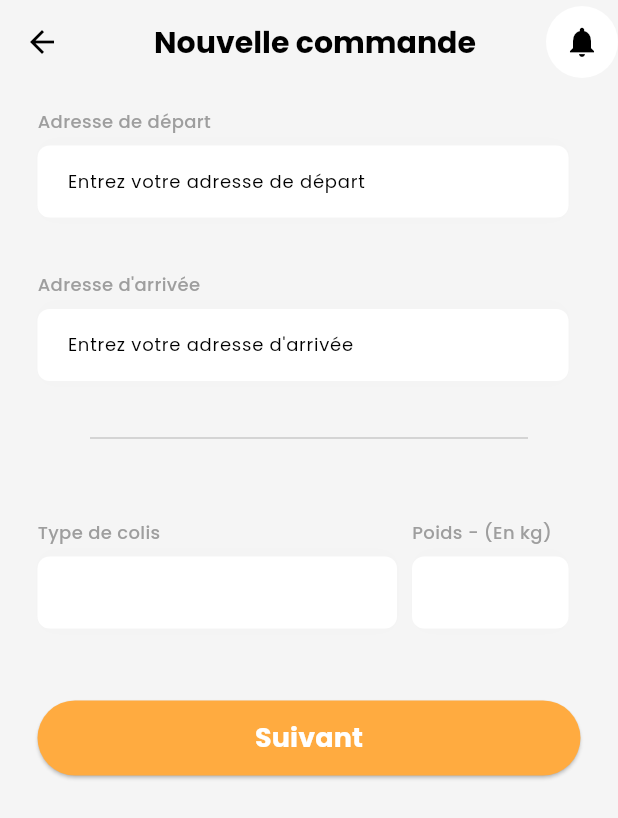
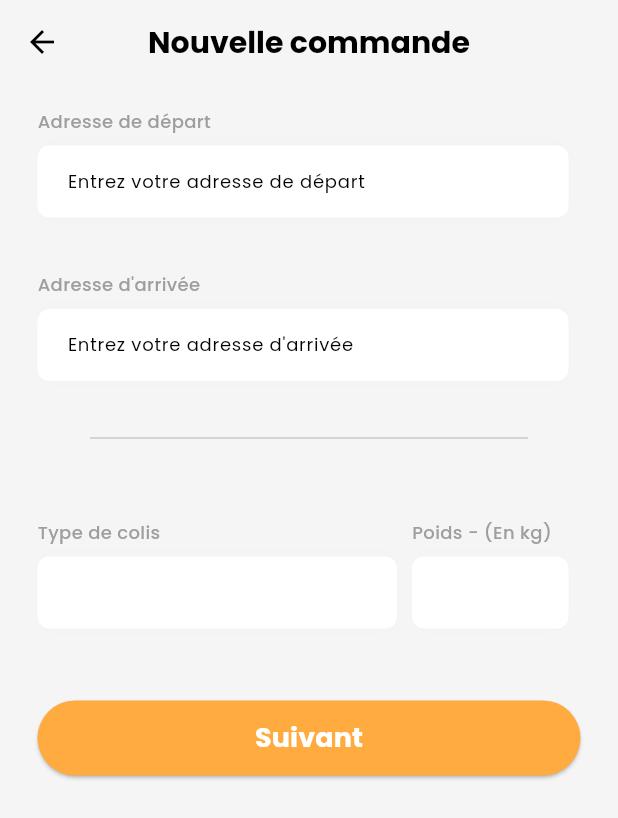
Before and after one commit to frwk/challenge_delivery_flutter, a Flutter app: the CreateOrderScreen screen opened by its route, on a phone screen of 412 x 824 dp. Shown: the top 818 px of the screen. Run offline on Flutter 3.47's test engine with Material 3 defaults, Android fonts, the phone set to English and light mode, and no system bars; drawn by our look-alikes of flutter_form_builder; our stand-ins replace bloc, firebase_core, firebase_messaging, flutter_bloc, flutter_dotenv, flutter_local_notifications and 5 more; missing offline and left inert: android_intent_plus; accounts and stored records are empty; Roboto replaces fonts that are missing (Poppins).

Commit message:
fix delivery creation

```diff
--- a/lib/bloc/order/order_event.dart
+++ b/lib/bloc/order/order_event.dart
@@ -4,21 +4,17 @@ part of 'order_bloc.dart';
 abstract class OrderEvent {}
 
 class OrderAddressEvent extends OrderEvent {
-  final String departureAddress;
-  final String arrivalAddress;
+  final String pickupAddress;
+  final String dropoffAddress;
   final String packageType;
   final String packageWeight;
 
-  OrderAddressEvent(
-      this.departureAddress,
-      this.arrivalAddress,
-      this.packageType,
-      this.packageWeight
-      );
+  OrderAddressEvent(this.pickupAddress, this.dropoffAddress, this.packageType, this.packageWeight);
 }
 
 class OrderConfirmedEvent extends OrderEvent {
   final Order order;
+  final int clientId;
 
-  OrderConfirmedEvent(this.order);
+  OrderConfirmedEvent(this.order, this.clientId);
 }
--- a/lib/common/constant.dart
+++ /dev/null
@@ -1,2 +0,0 @@
-
-const String apiKey = 'AIzaSyCcrB9SKlQE8HekRgLiijbRe2qTM8UI0e4';
--- a/lib/models/order.dart
+++ b/lib/models/order.dart
@@ -1,37 +1,20 @@
-import 'package:challenge_delivery_flutter/models/address.dart';
-import 'package:challenge_delivery_flutter/models/user.dart';
-
 class Order {
-  // final int id;
-  // final String reference;
-  // final String status;
-  final String departureAddress;
-  final String arrivalAddress;
+  final String pickupAddress;
+  final String dropoffAddress;
   final String packageType;
   final String packageWeight;
-  // final User client;
-  // final User deliveryMan;
-  // final String date;
-  // final String total;
 
   const Order({
-    // required this.id,
-    // required this.reference,
-    // required this.status,
-    // required this.date,
-    // required this.total,
-    required this.departureAddress,
-    required this.arrivalAddress,
+    required this.pickupAddress,
+    required this.dropoffAddress,
     required this.packageType,
     required this.packageWeight,
-    // required this.client,
-    // required this.deliveryMan,
   });
 
   factory Order.fromJson(Map<String, dynamic> json) => Order(
       // id: json["id"] ?? 0,
-      departureAddress: json["departureAddress"] ?? '',
-      arrivalAddress: json["arrivalAddress"] ?? '',
+      pickupAddress: json["pickupAddress"] ?? '',
+      dropoffAddress: json["dropoffAddress"] ?? '',
       packageType: json["packageType"] ?? '',
       packageWeight: json["packageWeight"] ?? '');
 }
--- a/lib/themes/light_mode.dart
+++ b/lib/themes/light_mode.dart
@@ -8,7 +8,7 @@ ThemeData lightMode() {
     ),
     colorScheme: ColorScheme.light(
       background: Colors.grey.shade100,
-      primary: Colors.white,
+      primary: const Color(0xFFFFCC80),
       secondary: Colors.grey.shade400,
       inversePrimary: Colors.grey.shade700,
     ),
--- a/lib/views/order/create_order_screen.dart
+++ b/lib/views/order/create_order_screen.dart
@@ -1,5 +1,4 @@
 import 'package:challenge_delivery_flutter/atoms/button_atom.dart';
-import 'package:challenge_delivery_flutter/common/constant.dart';
 import 'package:challenge_delivery_flutter/components/input_component.dart';
 import 'package:challenge_delivery_flutter/components/my_location_list_tile.dart';
 import 'package:challenge_delivery_flutter/enums/message_type_enum.dart';
@@ -11,8 +10,10 @@ import 'package:challenge_delivery_flutter/utils/network_utility.dart';
 import 'package:challenge_delivery_flutter/views/order/order_summary.dart';
 import 'package:challenge_delivery_flutter/widgets/layouts/app_bar.dart';
 import 'package:flutter/material.dart';
+import 'package:flutter_dotenv/flutter_dotenv.dart';
 import 'package:flutter_form_builder/flutter_form_builder.dart';
 import 'package:flutter_bloc/flutter_bloc.dart';
+import 'package:form_builder_validators/form_builder_validators.dart';
 
 import '../../bloc/order/order_bloc.dart';
 
@@ -28,12 +29,11 @@ class _CreateOrderScreenState extends State<CreateOrderScreen> {
 
   List<AutocompletePrediction> departurePlacePredictions = [];
   List<AutocompletePrediction> arrivalPlacePredictions = [];
-  final TextEditingController _departureAddressController = TextEditingController();
-  final TextEditingController _arrivalAddressController = TextEditingController();
+  final TextEditingController _pickupAddressController = TextEditingController();
+  final TextEditingController _dropoffAddressController = TextEditingController();
   AutocompletePrediction? selectedDeparturePrediction;
-  bool isOnChangedActiveForArrivalAddress = true;
-  bool isOnChangedActiveForDepartureAddress = true;
-
+  bool isOnChangedActiveForDropoffAddress = true;
+  bool isOnChangedActiveForPickupAddress = true;
 
   Future<void> placeAutocomplete(String query, String addressType) async {
     if (query.isEmpty) {
@@ -41,36 +41,32 @@ class _CreateOrderScreenState extends State<CreateOrderScreen> {
     }
 
     try {
-      Uri uri = Uri.https(
-          'maps.googleapis.com',
-          'maps/api/place/autocomplete/json',
-          {
+      Uri uri = Uri.https('maps.googleapis.com', 'maps/api/place/autocomplete/json', {
         'input': query,
-            'key': apiKey
-          }
-      );
+        'key': dotenv.env['GOOGLE_API_KEY']!,
+      });
 
-      String ?response;
+      String? response;
 
-      if(query.isNotEmpty) {
+      if (query.isNotEmpty) {
         response = await NetworkUtility.fetchUrl(uri);
       }
 
-      if(response != null ) {
+      if (response != null) {
         PlaceAutocompleteResponse result = PlaceAutocompleteResponse.parseAutocompleteResult(response);
 
-        if(result.predictions != null ) {
-          if(addressType == 'departure' && isOnChangedActiveForDepartureAddress) {
+        if (result.predictions != null) {
+          if (addressType == 'departure' && isOnChangedActiveForPickupAddress) {
             setState(() {
               departurePlacePredictions = result.predictions!;
-              isOnChangedActiveForDepartureAddress = false;
+              isOnChangedActiveForPickupAddress = false;
             });
           }
 
-          if(addressType == 'arrival' && isOnChangedActiveForArrivalAddress) {
+          if (addressType == 'arrival' && isOnChangedActiveForDropoffAddress) {
             setState(() {
               arrivalPlacePredictions = result.predictions!;
-              isOnChangedActiveForArrivalAddress = false;
+              isOnChangedActiveForDropoffAddress = false;
             });
           }
         }
@@ -81,33 +77,29 @@ class _CreateOrderScreenState extends State<CreateOrderScreen> {
   }
 
   void onPlaceSelected(AutocompletePrediction place, String addressType) {
-
-      if(addressType == 'departure' && !isOnChangedActiveForDepartureAddress) {
-
+    if (addressType == 'departure' && !isOnChangedActiveForPickupAddress) {
       setState(() {
-          _departureAddressController.text = place.description!;
+        _pickupAddressController.text = place.description!;
         departurePlacePredictions.clear();
       });
     }
 
-      if(addressType == 'arrival' && !isOnChangedActiveForArrivalAddress) {
-
+    if (addressType == 'arrival' && !isOnChangedActiveForDropoffAddress) {
       setState(() {
-          _arrivalAddressController.text = place.description!;
+        _dropoffAddressController.text = place.description!;
         arrivalPlacePredictions = [];
       });
     }
   }
 
-  void dispose () {
-    _departureAddressController.dispose();
-    _arrivalAddressController.dispose();
+  void dispose() {
+    _pickupAddressController.dispose();
+    _dropoffAddressController.dispose();
     super.dispose();
   }
 
   @override
   Widget build(BuildContext context) {
-
     final orderBloc = BlocProvider.of<OrderBloc>(context);
 
     return BlocListener<OrderBloc, OrderState>(
@@ -140,7 +132,7 @@ class _CreateOrderScreenState extends State<CreateOrderScreen> {
               children: [
                 // Adresse de départ
                 buildAddressInput(
-                  controller: _departureAddressController,
+                  controller: _pickupAddressController,
                   onChanged: (value) async => await placeAutocomplete(value, 'departure'),
                   name: 'departure',
                   label: 'Adresse de départ',
@@ -148,13 +140,13 @@ class _CreateOrderScreenState extends State<CreateOrderScreen> {
                   displayPlaceholder: true,
                   predictions: departurePlacePredictions.map((e) => e.description!).toList(),
                   onTap: (prediction) => onPlaceSelected(prediction as AutocompletePrediction, 'departure'),
-                  isOnChangedActive: isOnChangedActiveForDepartureAddress,
+                  isOnChangedActive: isOnChangedActiveForPickupAddress,
                 ),
                 const SizedBox(height: 20),
                 buildPredictionsList(departurePlacePredictions.cast<AutocompletePrediction>(), 'departure'),
                 // Adresse de destination
                 buildAddressInput(
-                  controller: _arrivalAddressController,
+                  controller: _dropoffAddressController,
                   onChanged: (value) async => await placeAutocomplete(value, 'arrival'),
                   name: 'arrival',
                   label: 'Adresse d\'arrivée',
@@ -162,7 +154,7 @@ class _CreateOrderScreenState extends State<CreateOrderScreen> {
                   displayPlaceholder: true,
                   predictions: arrivalPlacePredictions.map((e) => e.description!).toList(),
                   onTap: (prediction) => onPlaceSelected(prediction as AutocompletePrediction, 'arrival'),
-                  isOnChangedActive: isOnChangedActiveForArrivalAddress,
+                  isOnChangedActive: isOnChangedActiveForDropoffAddress,
                 ),
                 const SizedBox(height: 30),
                 buildPredictionsList(arrivalPlacePredictions.cast<AutocompletePrediction>(), 'arrival'),
@@ -181,12 +173,15 @@ class _CreateOrderScreenState extends State<CreateOrderScreen> {
                       flex: 2,
                       child: Container(
                         margin: const EdgeInsets.only(left: 25.0, right: 2),
-                        child: const InputComponent(
+                        child: InputComponent(
                           label: 'Type de colis',
                           labelSize: 12,
                           labelColor: Colors.grey,
                           placeholder: 'package_type',
                           name: 'package_type',
+                          validators: [
+                            FormBuilderValidators.required(),
+                          ],
                         ),
                       ),
                     ),
@@ -194,12 +189,16 @@ class _CreateOrderScreenState extends State<CreateOrderScreen> {
                       flex: 1,
                       child: Container(
                         margin: const EdgeInsets.only(right: 25.0),
-                        child: const InputComponent(
+                        child: InputComponent(
                           label: 'Poids - (En kg)',
                           labelSize: 12,
                           labelColor: Colors.grey,
                           placeholder: 'package_weight',
                           name: 'package_weight',
+                          validators: [
+                            FormBuilderValidators.required(),
+                            FormBuilderValidators.integer(),
+                          ],
                         ),
                       ),
                     ),
@@ -208,9 +207,11 @@ class _CreateOrderScreenState extends State<CreateOrderScreen> {
                 const SizedBox(height: 30),
                 Padding(
                   padding: const EdgeInsets.symmetric(horizontal: 25.0),
-                  child: ButtonAtom(data: 'Suivant', onTap: () => {
-                    if(_orderFormKey.currentState!.saveAndValidate()) {
-
+                  child: ButtonAtom(
+                      data: 'Suivant',
+                      onTap: () => {
+                            if (_orderFormKey.currentState!.saveAndValidate())
+                              {
                                 orderBloc.add(OrderAddressEvent(
                                   _orderFormKey.currentState!.fields['departure']?.value,
                                   _orderFormKey.currentState!.fields['arrival']?.value,
@@ -227,6 +228,7 @@ class _CreateOrderScreenState extends State<CreateOrderScreen> {
       ),
     );
   }
+
   Widget buildPredictionsList(List<AutocompletePrediction> predictions, String addressType) {
     return predictions.isNotEmpty
         ? Expanded(
--- a/lib/widgets/layouts/app_bar.dart
+++ b/lib/widgets/layouts/app_bar.dart
@@ -1,7 +1,6 @@
 import 'package:flutter/material.dart';
 
-class MyAppBar extends StatelessWidget implements PreferredSizeWidget{
-
+class MyAppBar extends StatelessWidget implements PreferredSizeWidget {
   final String title;
 
   const MyAppBar({super.key, required this.title});
@@ -9,7 +8,6 @@ class MyAppBar extends StatelessWidget implements PreferredSizeWidget{
   @override
   Widget build(BuildContext context) {
     return Container(
-      margin: EdgeInsets.only(top: MediaQuery.of(context).padding.top),
       child: AppBar(
         backgroundColor: Colors.transparent,
         elevation: 0,
@@ -18,30 +16,9 @@ class MyAppBar extends StatelessWidget implements PreferredSizeWidget{
           color: Colors.black,
           onPressed: () => Navigator.pop(context),
         ),
-        title:  Center(
-          child: Text(
-            title,
-            style: const TextStyle(
-              color: Colors.black,
-              fontSize: 20,
-              fontWeight: FontWeight.w600,
-            ),
-          ),
-        ),
+        title: Text(title, style: const TextStyle(color: Colors.black, fontSize: 20, fontWeight: FontWeight.w600)),
         titleSpacing: 10,
-        actions: [
-          Container(
-            decoration: BoxDecoration(
-              color: Colors.white,
-              borderRadius: BorderRadius.circular(50),
-            ),
-            child: IconButton(
-              icon: const Icon(Icons.notifications),
-              color: Colors.black,
-              onPressed: () => {},
-            ),
-          ),
-        ],
+        centerTitle: true,
       ),
     );
   }
--- a/lib/widgets/layouts/client_layout.dart
+++ b/lib/widgets/layouts/client_layout.dart
@@ -38,6 +38,12 @@ class _MainScreenState extends State<ClientLayout> {
   }
 
   @override
+  void initState() {
+    super.initState();
+    _currentIndex = widget.initialIndex;
+  }
+
+  @override
   Widget build(BuildContext context) {
     return Scaffold(
       bottomNavigationBar: BottomNavigationBar(
```
Also changed, not shown: lib/bloc/order/order_bloc.dart (+5 -13 lines), lib/exceptions/unauthorized_exception.dart (added, +8 -0 lines), lib/services/order/order_service.dart (+20 -17 lines), lib/views/order/order_summary.dart (+18 -22 lines), 1 other file. Lines whose indentation alone changed are shown as unchanged.
